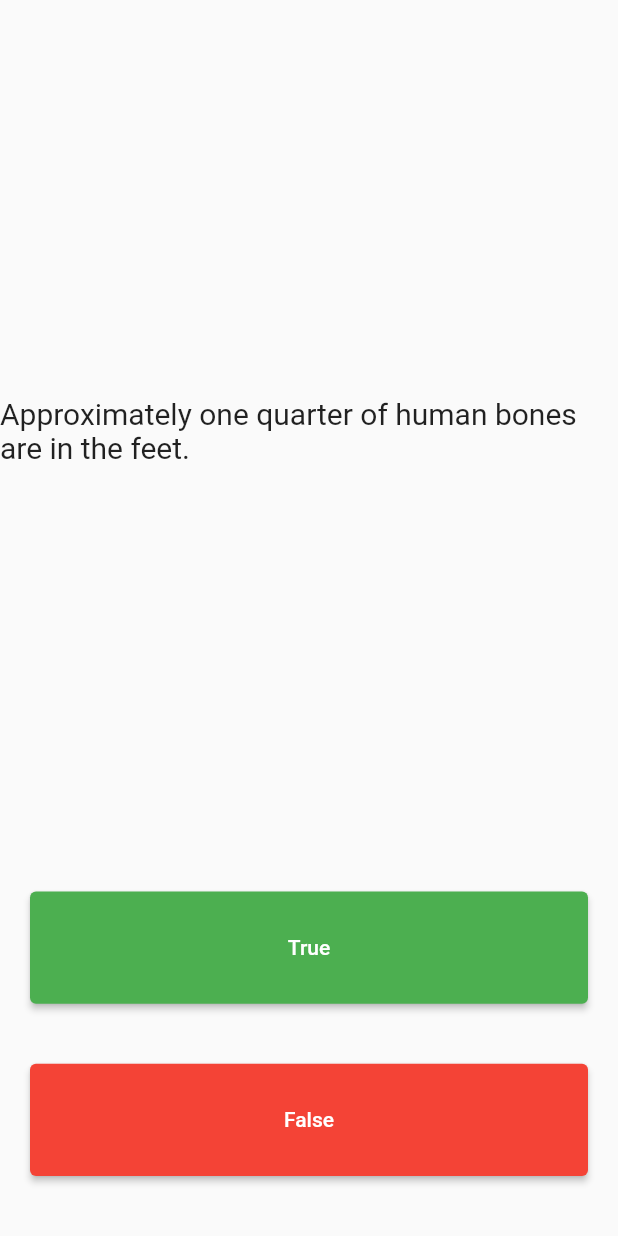
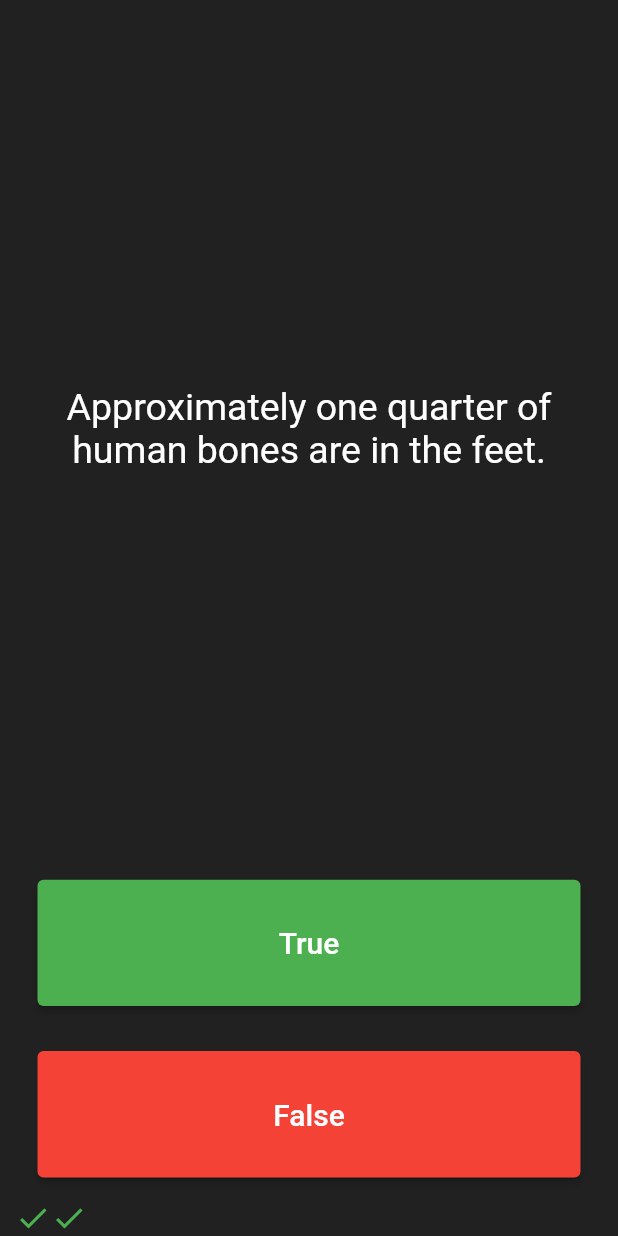
Before and after one commit to AbdurRehman-coder/QuizApp_Flutter, a Flutter app: the screen it shows after launch, after a tap on "True", after a tap on "False", on a phone screen of 412 x 824 dp. Run offline on Flutter 3.47's test engine with Material 2 defaults, Android fonts, the phone set to English and light mode, and no system bars; our stand-ins replace rflutter_alert.

Commit message:
when quiz reached to end, A beautiful Custom Alert will show

```diff
--- a/lib/main.dart
+++ b/lib/main.dart
@@ -1,112 +1,191 @@
+
+import 'package:flutter/material.dart';
 import 'package:mcqa_app/quizBrain.dart';
-import 'package:flutter/material.dart';
 
-void main() {
-  runApp(MyApp());
-}
+//TODO: Step 2 - Import the rFlutter_Alert package here.
+import 'package:rflutter_alert/rflutter_alert.dart';
 
-class MyApp extends StatefulWidget {
-  // This widget is the root of your application.
-  @override
-  _MyAppState createState() => _MyAppState();
-}
+QuizBrain quizBrain = QuizBrain();
 
-class _MyAppState extends State<MyApp> {
+void main() => runApp(Quizzler());
 
-  // var question = ListClass().questionText[questionNumber];
-  QuizBrain quizBrain = QuizBrain();
-
+class Quizzler extends StatelessWidget {
   @override
   Widget build(BuildContext context) {
     return MaterialApp(
-      darkTheme: ThemeData.dark(),
       home: Scaffold(
-        body: Column(
-          // mainAxisAlignment: MainAxisAlignment.spaceBetween,
-           crossAxisAlignment: CrossAxisAlignment.stretch,
-          children: [
-            Expanded(
-              flex: 5,
-              child: Center(
-               child: Text(
-              quizBrain.getQuestionText(),
-               style: TextStyle(
-                    fontSize: 20,
-                    fontWeight: FontWeight.w400,
-                  ),
-                ),
-              ),
-            ),
-            // Create button for true action
-            Expanded(
-              child: Padding(
-                padding: EdgeInsets.all(20),
-                child: ElevatedButton(
-                  child: Text(
-                    'True'
-                  ),
-                  //onPressed button that will perform the action
-                  // behind the button
-                  onPressed: (){
-                    bool correctAnswer = quizBrain.getAnswer();
-                    if(correctAnswer == true){
-                      print('Yes it is true');
-                    }
-                    else {
-                      print('No it is not true');
-                    }
-
-                    setState(() {
-                      quizBrain.nextQuestion();
-
-                    });
-                  },
-                  style: ElevatedButton.styleFrom(
-                    primary: Colors.green,
-
-                  ),            ),
-              ),
-            ),
-            //Create button for false
-            Expanded(
-              child: Padding(
-                padding: EdgeInsets.all(20),
-                child: ElevatedButton(
-                  child: Text(
-                      'False'
-                  ),
-                  //onPressed button that will perform the action
-                  // behind the button
-                  onPressed: (){
-                    bool correctAnswer = quizBrain.getAnswer();
-                    if(correctAnswer == false){
-                      print('yes it is false');
-                    }
-                    else {
-                      print('NO it is not false');
-                    }
-                    setState(() {
-                      quizBrain.nextQuestion();
-
-                    });
-                  },
-                  style: ElevatedButton.styleFrom(
-                    primary: Colors.red,
-
-                  ),            ),
-              ),
-            ),
-            Padding(
-              padding: EdgeInsets.all(10),
-              child: Row(
-                children: [
-
-          ],
-              ),
-            ),
-          ],
+        backgroundColor: Colors.grey.shade900,
+        body: SafeArea(
+          child: Padding(
+            padding: EdgeInsets.symmetric(horizontal: 10.0),
+            child: QuizPage(),
+          ),
         ),
       ),
     );
   }
 }
+
+class QuizPage extends StatefulWidget {
+  @override
+  _QuizPageState createState() => _QuizPageState();
+}
+
+class _QuizPageState extends State<QuizPage> {
+  List<Icon> scoreKeeper = [];
+
+  void checkAnswer(bool userPickedAnswer) {
+    bool correctAnswer = quizBrain.getCorrectAnswer();
+
+    setState(() {
+      //TODO: Step 4 - Use IF/ELSE to check if we've reached the end of the quiz. If so,
+      //On the next line, you can also use if (quizBrain.isFinished()) {}, it does the same thing.
+      if (quizBrain.isFinished() == true) {
+        //TODO Step 4 Part A - show an alert using rFlutter_alert,
+
+        //This is the code for the basic alert from the docs for rFlutter Alert:
+        //Alert(context: context, title: "RFLUTTER", desc: "Flutter is awesome.").show();
+
+        //Modified for our purposes:
+        Alert(
+          context: context,
+          type: AlertType.warning,
+          title: 'Quiz App',
+          desc: 'You\'ve completed the quiz.',
+
+          buttons: [
+            DialogButton(
+              child: Text(
+                "Restart",
+                style: TextStyle(color: Colors.white, fontSize: 20),
+              ),
+              onPressed: () => Navigator.pop(context),
+              color: Color.fromRGBO(0, 179, 134, 1.0),
+            ),
+            DialogButton(
+              child: Text(
+                "close",
+                style: TextStyle(color: Colors.white, fontSize: 20),
+              ),
+              onPressed: () => scoreKeeper,
+              gradient: LinearGradient(colors: [
+                Color.fromRGBO(116, 116, 191, 1.0),
+                Color.fromRGBO(52, 138, 199, 1.0)
+              ]),
+            )
+          ],
+          style: AlertStyle(animationType: AnimationType.fromBottom,
+            isCloseButton: false,
+            isOverlayTapDismiss: false,
+            descStyle: TextStyle(fontWeight: FontWeight.bold),
+            descTextAlign: TextAlign.start,
+            animationDuration: Duration(milliseconds: 1000),
+            alertBorder: RoundedRectangleBorder(
+              borderRadius: BorderRadius.circular(20),
+              side: BorderSide(
+                color: Colors.teal,
+              ),
+            ),
+            titleStyle: TextStyle(
+              color: Colors.red,
+            ),
+            alertAlignment: Alignment.center,),
+        ).show();
+
+        //TODO Step 4 Part C - reset the questionNumber,
+        quizBrain.reset();
+
+        //TODO Step 4 Part D - empty out the scoreKeeper.
+        scoreKeeper = [];
+      }
+
+      //TODO: Step 6 - If we've not reached the end, ELSE do the answer checking steps below 👇
+      else {
+        if (userPickedAnswer == correctAnswer) {
+          scoreKeeper.add(Icon(
+            Icons.check,
+            color: Colors.green,
+          ));
+        } else {
+          scoreKeeper.add(Icon(
+            Icons.close,
+            color: Colors.red,
+          ));
+        }
+        quizBrain.nextQuestion();
+      }
+    });
+  }
+
+  @override
+  Widget build(BuildContext context) {
+    return Column(
+      mainAxisAlignment: MainAxisAlignment.spaceBetween,
+      crossAxisAlignment: CrossAxisAlignment.stretch,
+      children: <Widget>[
+        Expanded(
+          flex: 5,
+          child: Padding(
+            padding: EdgeInsets.all(10.0),
+            child: Center(
+              child: Text(
+                quizBrain.getQuestionText(),
+                textAlign: TextAlign.center,
+                style: TextStyle(
+                  fontSize: 25.0,
+                  color: Colors.white,
+                ),
+              ),
+            ),
+          ),
+        ),
+        Expanded(
+          child: Padding(
+            padding: EdgeInsets.all(15.0),
+            child: ElevatedButton(
+              style:  ButtonStyle(
+                backgroundColor: MaterialStateProperty.all(Colors.green),
+
+              ),
+              child: Text(
+                'True',
+                style: TextStyle(
+                  color: Colors.white,
+                  fontSize: 20.0,
+                ),
+              ),
+              onPressed: () {
+                //The user picked true.
+                checkAnswer(true);
+              },
+            ),
+          ),
+        ),
+        Expanded(
+          child: Padding(
+            padding: EdgeInsets.all(15.0),
+            child: ElevatedButton(
+              style: ButtonStyle(
+                backgroundColor: MaterialStateProperty.all(Colors.red),
+              ),
+              child: Text(
+                'False',
+                style: TextStyle(
+                  fontSize: 20.0,
+                  color: Colors.white,
+                ),
+              ),
+              onPressed: () {
+                //The user picked false.
+                checkAnswer(false);
+              },
+            ),
+          ),
+        ),
+        Row(
+          children: scoreKeeper,
+        )
+      ],
+    );
+  }
+}
--- a/lib/quizBrain.dart
+++ b/lib/quizBrain.dart
@@ -1,5 +1,7 @@
 
+import 'package:flutter/material.dart';
 import 'package:mcqa_app/list_class.dart';
+
 class QuizBrain{
   int _questionNumber = 0;
 List<QuestionAnswer> _questionAnswer = [
@@ -33,9 +35,7 @@ List<QuestionAnswer> _questionAnswer = [
  void nextQuestion(){
    if(_questionNumber < _questionAnswer.length - 1){
     _questionNumber++;
-   }
-   print(_questionNumber);
-   print(_questionAnswer.length);
+    }
 
   }
 // String get questionText => _questionAnswer[_questionNumber].questions;
@@ -43,7 +43,17 @@ List<QuestionAnswer> _questionAnswer = [
 String getQuestionText(){
    return _questionAnswer[_questionNumber].questions;
 }
-bool getAnswer(){
+bool getCorrectAnswer(){
    return _questionAnswer[_questionNumber].answer;
 }
+bool? isFinished(){
+   if(_questionNumber >= _questionAnswer.length -1){
+     return true;
+   }
+   else {return false;}
 }
+void reset(){
+   _questionNumber = 0;
+}
+
+}
```
Also changed, not shown: pubspec.yaml (+7 -6 lines), pubspec.lock.
